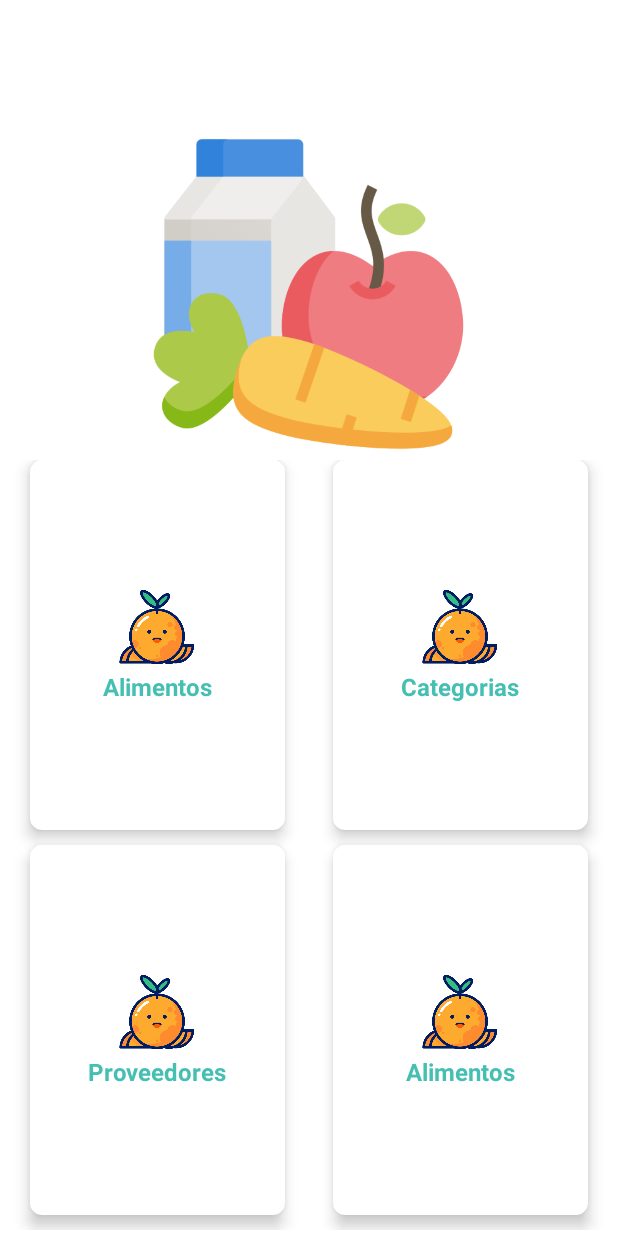
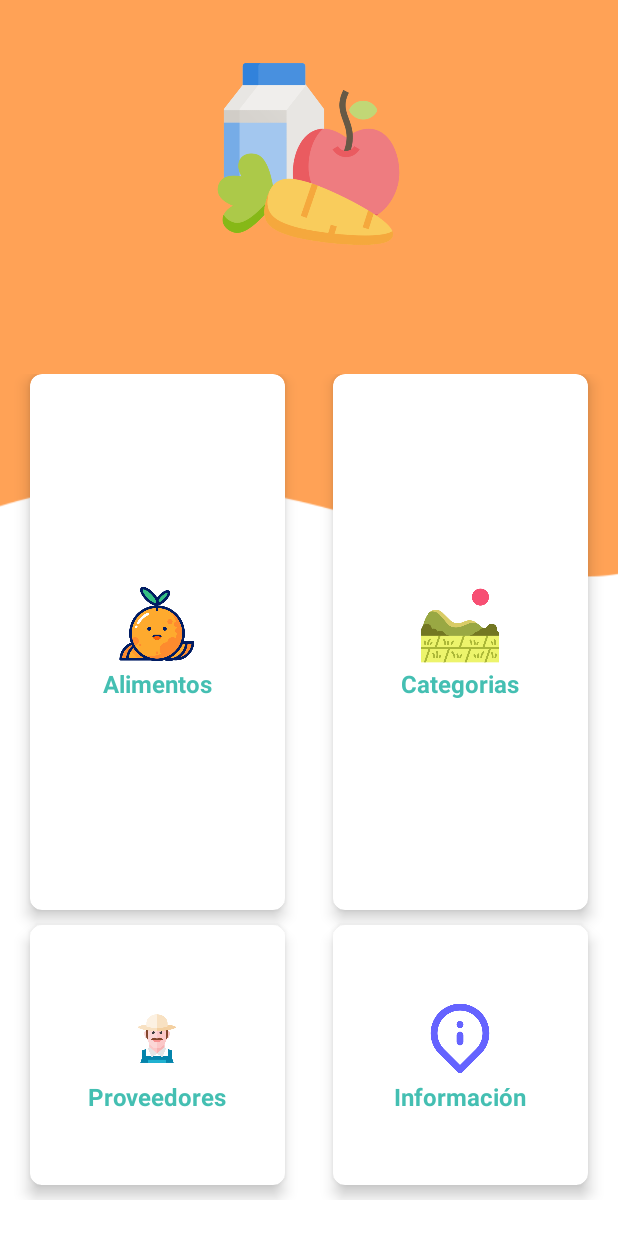
Before and after one commit to juanMaHE/appMercadoLocal, an Android app: the screen it shows after launch (MainActivity), on a phone screen of 412 x 824 dp. Run offline under Robolectric (Android 15) with nearby library versions, the light colour scheme and no system bars.

Commit message:
Se agrega consumo de API Alimentos

```diff
--- a/app/src/main/java/mx/localmarket/mercadolocal/fragments/InicioFragment.java
+++ b/app/src/main/java/mx/localmarket/mercadolocal/fragments/InicioFragment.java
@@ -2,7 +2,12 @@ package mx.localmarket.mercadolocal.fragments;
 
 import android.os.Bundle;
 
+import androidx.annotation.NonNull;
+import androidx.annotation.Nullable;
+import androidx.cardview.widget.CardView;
 import androidx.fragment.app.Fragment;
+import androidx.navigation.NavController;
+import androidx.navigation.Navigation;
 
 import android.view.LayoutInflater;
 import android.view.View;
@@ -63,4 +68,18 @@ public class InicioFragment extends Fragment {
         // Inflate the layout for this fragment
         return inflater.inflate(R.layout.fragment_inicio, container, false);
     }
+
+    @Override
+    public void onViewCreated(@NonNull View view, @Nullable Bundle savedInstanceState) {
+        super.onViewCreated(view, savedInstanceState);
+        CardView btnAlimentos = view.findViewById(R.id.cardAlimentos);
+        final NavController navController = Navigation.findNavController(view);
+
+        btnAlimentos.setOnClickListener(new View.OnClickListener() {
+            @Override
+            public void onClick(View view) {
+                navController.navigate(R.id.alimentosFragment);
+            }
+        });
+    }
 }
--- a/app/src/main/res/layout/fragment_inicio.xml
+++ b/app/src/main/res/layout/fragment_inicio.xml
@@ -4,17 +4,20 @@
     xmlns:tools="http://schemas.android.com/tools"
     android:layout_width="match_parent"
     android:layout_height="match_parent"
+    android:background="@drawable/fondoinicio"
     tools:context=".fragments.InicioFragment">
 
     <!-- TODO: Update blank fragment layout -->
 
     <ImageView
         android:id="@+id/logo"
-        android:layout_width="222dp"
-        android:layout_height="213dp"
+        android:layout_width="154dp"
+        android:layout_height="125dp"
         android:layout_alignParentTop="true"
         android:layout_centerHorizontal="true"
-        android:layout_marginTop="89dp"
+        android:layout_marginTop="40dp"
+        android:layout_marginBottom="80dp"
+        android:elevation="5dp"
         android:src="@drawable/logoinicio"></ImageView>
 
     <GridLayout
@@ -22,6 +25,7 @@
         android:layout_height="match_parent"
         android:layout_below="@+id/logo"
         android:columnCount="2"
+        android:layout_marginBottom="20dp"
         android:padding="4dp"
         android:rowCount="3"
 
@@ -30,7 +34,7 @@
         <androidx.cardview.widget.CardView
             android:id="@+id/cardAlimentos"
             android:layout_width="0dp"
-            android:layout_height="0dp"
+            android:layout_height="184dp"
             android:layout_rowWeight="1"
             android:layout_columnWeight="1"
             android:layout_marginLeft="16dp"
@@ -88,7 +92,7 @@
                     android:layout_width="60dp"
                     android:layout_height="55dp"
                     android:layout_gravity="center_horizontal"
-                    android:src="@drawable/naranja" />
+                    android:src="@drawable/categoria" />
 
                 <TextView
                     android:layout_width="match_parent"
@@ -126,7 +130,7 @@
                     android:layout_width="60dp"
                     android:layout_height="55dp"
                     android:layout_gravity="center_horizontal"
-                    android:src="@drawable/naranja" />
+                    android:src="@drawable/productor" />
 
                 <TextView
                     android:layout_width="match_parent"
@@ -142,7 +146,7 @@
         </androidx.cardview.widget.CardView>
 
         <androidx.cardview.widget.CardView
-            android:id="@+id/cardAlimentos"
+            android:id="@+id/cardInfo"
             android:layout_width="0dp"
             android:layout_height="0dp"
             android:layout_rowWeight="1"
@@ -164,13 +168,13 @@
                     android:layout_width="60dp"
                     android:layout_height="55dp"
                     android:layout_gravity="center_horizontal"
-                    android:src="@drawable/naranja" />
+                    android:src="@drawable/info" />
 
                 <TextView
                     android:layout_width="match_parent"
                     android:layout_height="match_parent"
                     android:layout_gravity="center_horizontal"
-                    android:text="Alimentos"
+                    android:text="Información"
                     android:textAlignment="center"
                     android:textColor="#44BFB2"
                     android:textSize="16sp"
--- a/app/src/main/res/navigation/nav_graph.xml
+++ b/app/src/main/res/navigation/nav_graph.xml
@@ -8,5 +8,14 @@
         android:id="@+id/inicioFragment"
         android:name="mx.localmarket.mercadolocal.fragments.InicioFragment"
         android:label="fragment_inicio"
-        tools:layout="@layout/fragment_inicio" />
+        tools:layout="@layout/fragment_inicio" >
+        <action
+            android:id="@+id/action_inicioFragment_to_alimentosFragment"
+            app:destination="@id/alimentosFragment" />
+    </fragment>
+    <fragment
+        android:id="@+id/alimentosFragment"
+        android:name="mx.localmarket.mercadolocal.fragments.AlimentosFragment"
+        android:label="fragment_alimentos"
+        tools:layout="@layout/fragment_alimentos" />
 </navigation>
--- /dev/null
+++ b/app/src/main/res/xml/network_security_config.xml
@@ -0,0 +1,4 @@
+<?xml version="1.0" encoding="utf-8"?>
+<network-security-config>
+    <base-config cleartextTrafficPermitted="true" />
+</network-security-config>
```
Also changed, not shown: app/build.gradle (+6 -1 lines), app/src/main/AndroidManifest.xml (+7 -1 lines), app/src/main/java/mx/localmarket/mercadolocal/fragments/AlimentosFragment.java (added, +86 -0 lines), app/src/main/java/mx/localmarket/mercadolocal/models/Alimento.java (added, +15 -0 lines), app/src/main/res/layout/fragment_alimentos.xml (added, +15 -0 lines), app/src/main/res/drawable/categoria.png (added), app/src/main/res/drawable/fondoinicio.png (added), app/src/main/res/drawable/info.png (added).
